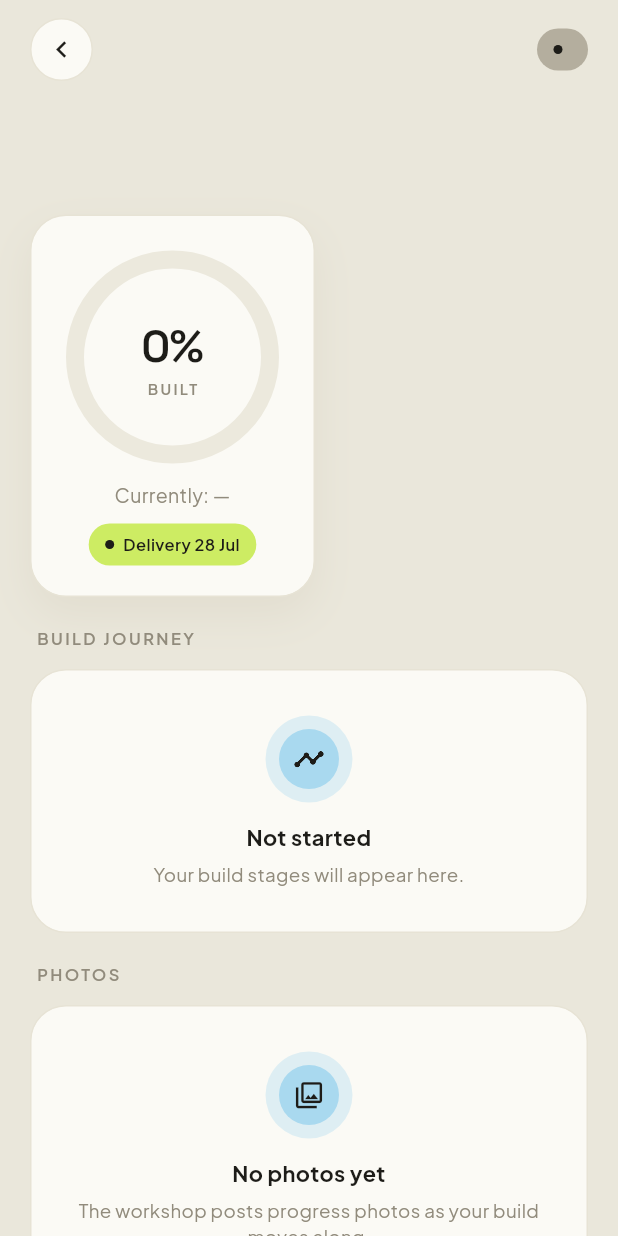
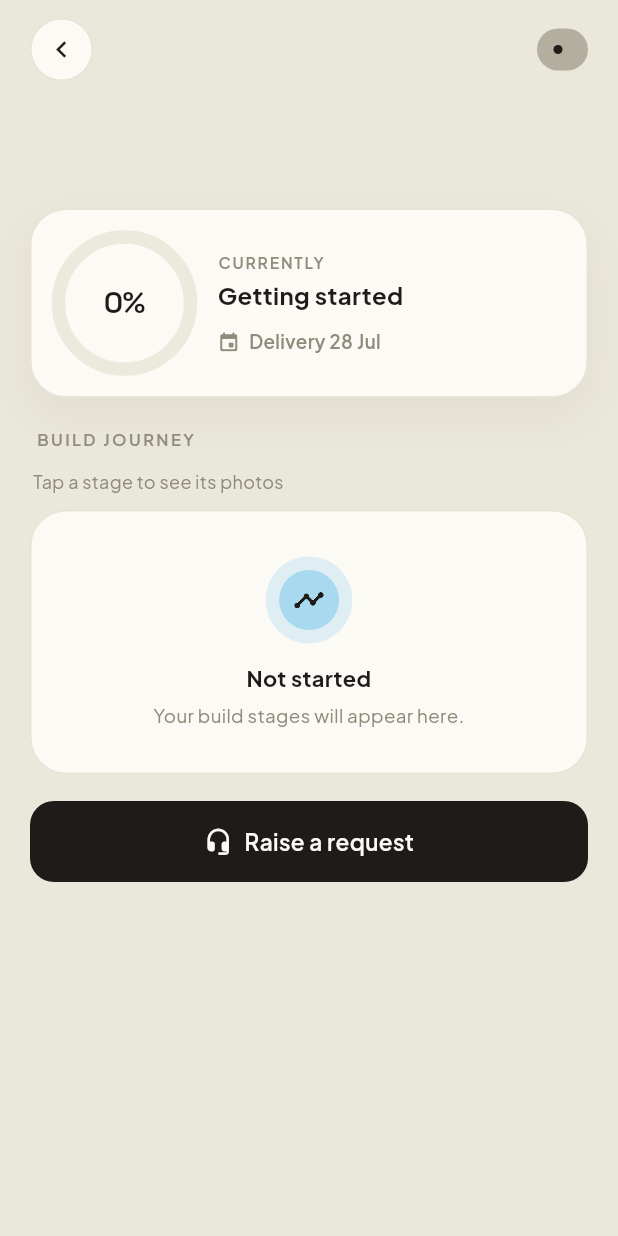
Before and after one commit to ShivanshPande19/BuildTrack, a Flutter app: the ClientTruckDetail screen opened directly with empty values, on a phone screen of 412 x 824 dp. Run offline on Flutter 3.47's test engine with Material 3 defaults, Android fonts, the phone set to English and light mode, and no system bars; our stand-ins replace flutter_riverpod, go_router, google_fonts, supabase_flutter; accounts and stored records are empty.

Commit message:
Client UX: per-stage photos (tap stage in build journey), compact horizontal progress, hide empty doc section

```diff
--- a/app/lib/features/client/truck_detail.dart
+++ b/app/lib/features/client/truck_detail.dart
@@ -7,9 +7,10 @@ import '../../data/repositories.dart';
 import '../../shared/widgets.dart';
 import 'raise_request.dart';
 import 'approve_design.dart';
+import 'client_stage.dart';
 
-/// Client — everything about ONE truck in a single screen:
-/// progress + current stage + build journey + photos + documents + raise request.
+/// Client — one truck: progress + current stage + build journey (tap a stage for
+/// its photos) + documents. Everything about the truck in one clean screen.
 class ClientTruckDetail extends ConsumerWidget {
   final Project project;
   const ClientTruckDetail({super.key, required this.project});
@@ -31,7 +32,6 @@ class ClientTruckDetail extends ConsumerWidget {
   @override
   Widget build(BuildContext context, WidgetRef ref) {
     final detail = ref.watch(projectDetailProvider(project.id));
-    final photos = ref.watch(truckPhotosProvider(project.id)).valueOrNull ?? [];
     final docs = ref.watch(truckDocsProvider(project.id)).valueOrNull ?? [];
     final designs = ref.watch(truckDesignsProvider(project.id)).valueOrNull ?? [];
     final pending = designs.where((d) => d.status == 'pending_approval').toList();
@@ -40,13 +40,11 @@ class ClientTruckDetail extends ConsumerWidget {
     return Scaffold(
       body: SafeArea(child: RefreshIndicator(
         onRefresh: () async {
-          ref.invalidate(truckPhotosProvider(project.id));
           ref.invalidate(truckDocsProvider(project.id));
           ref.invalidate(truckDesignsProvider(project.id));
           return ref.refresh(projectDetailProvider(project.id).future);
         },
         child: ListView(padding: const EdgeInsets.fromLTRB(20, 12, 20, 30), children: [
-          // header
           Row(mainAxisAlignment: MainAxisAlignment.spaceBetween, children: [
             GestureDetector(
               behavior: HitTestBehavior.opaque,
@@ -58,8 +56,7 @@ class ClientTruckDetail extends ConsumerWidget {
             StatusPill(s.label, color: s.color, dark: project.status == 'delivered'),
           ]),
           const SizedBox(height: 14),
-          Text(project.name, style: display(27, w: FontWeight.w600)),
-          const SizedBox(height: 2),
+          Text(project.name, style: display(26, w: FontWeight.w600)),
           Text(project.code, style: const TextStyle(color: BT.mut, fontSize: 12.5)),
           const SizedBox(height: 16),
 
@@ -69,23 +66,30 @@ class ClientTruckDetail extends ConsumerWidget {
             data: (d) {
               final cur = d.currentStage;
               return Column(crossAxisAlignment: CrossAxisAlignment.start, children: [
-                // progress ring
-                AppCard(padding: const EdgeInsets.all(20), child: Column(children: [
-                  SizedBox(width: 148, height: 148, child: Stack(alignment: Alignment.center, children: [
-                    SizedBox(width: 130, height: 130, child: CircularProgressIndicator(
-                      value: d.project.progressPct.clamp(0, 100) / 100, strokeWidth: 12, backgroundColor: BT.track, valueColor: const AlwaysStoppedAnimation(BT.lime))),
-                    Column(mainAxisSize: MainAxisSize.min, children: [
-                      Text('${d.project.progressPct}%', style: display(30, w: FontWeight.w600)),
-                      const Text('BUILT', style: TextStyle(fontSize: 10, letterSpacing: 1.5, color: BT.mut, fontWeight: FontWeight.w600)),
+                // compact progress card (ring + info, no empty sides)
+                AppCard(padding: const EdgeInsets.all(18), child: Row(children: [
+                  SizedBox(width: 88, height: 88, child: Stack(alignment: Alignment.center, children: [
+                    SizedBox(width: 88, height: 88, child: CircularProgressIndicator(
+                      value: d.project.progressPct.clamp(0, 100) / 100, strokeWidth: 9,
+                      backgroundColor: BT.track, valueColor: const AlwaysStoppedAnimation(BT.lime))),
+                    Text('${d.project.progressPct}%', style: display(20, w: FontWeight.w600)),
+                  ])),
+                  const SizedBox(width: 18),
+                  Expanded(child: Column(crossAxisAlignment: CrossAxisAlignment.start, children: [
+                    const Text('CURRENTLY', style: TextStyle(fontSize: 10.5, letterSpacing: 1.2, color: BT.mut, fontWeight: FontWeight.w600)),
+                    const SizedBox(height: 3),
+                    Text(cur?.name ?? 'Getting started', style: const TextStyle(fontWeight: FontWeight.w700, fontSize: 16)),
+                    const SizedBox(height: 10),
+                    Row(children: [
+                      const Icon(Icons.event_rounded, size: 15, color: BT.mut),
+                      const SizedBox(width: 6),
+                      Text('Delivery ${d.targetDelivery == null ? '—' : _fmt.format(d.targetDelivery!)}',
+                        style: const TextStyle(fontSize: 12.5, color: BT.mut, fontWeight: FontWeight.w600)),
                     ]),
                   ])),
-                  const SizedBox(height: 8),
-                  Text('Currently: ${cur?.name ?? '—'}', style: const TextStyle(color: BT.mut, fontSize: 13)),
-                  const SizedBox(height: 10),
-                  StatusPill('Delivery ${d.targetDelivery == null ? '—' : _fmt.format(d.targetDelivery!)}', color: BT.lime),
                 ])),
 
-                // design approval
+                // design approval CTA
                 if (pending.isNotEmpty) ...[
                   const SizedBox(height: 12),
                   ...pending.map((dz) => Padding(padding: const EdgeInsets.only(bottom: 10), child: GestureDetector(
@@ -95,8 +99,8 @@ class ClientTruckDetail extends ConsumerWidget {
                       decoration: BoxDecoration(gradient: const LinearGradient(colors: [Color(0xFFFBE9F1), Color(0xFFFBFAF5)]),
                         borderRadius: BorderRadius.circular(20), border: Border.all(color: const Color(0xFFF2D3E1))),
                       child: Row(children: [
-                        Container(width: 44, height: 44, alignment: Alignment.center, decoration: BoxDecoration(color: BT.pink, borderRadius: BorderRadius.circular(13)),
-                          child: const Icon(Icons.edit_rounded, size: 20, color: Color(0xFF4A2438))),
+                        Container(width: 42, height: 42, alignment: Alignment.center, decoration: BoxDecoration(color: BT.pink, borderRadius: BorderRadius.circular(13)),
+                          child: const Icon(Icons.edit_rounded, size: 19, color: Color(0xFF4A2438))),
                         const SizedBox(width: 13),
                         Expanded(child: Column(crossAxisAlignment: CrossAxisAlignment.start, children: [
                           Text('Approve ${dz.type} design', style: const TextStyle(fontWeight: FontWeight.w600, fontSize: 14)),
@@ -108,45 +112,24 @@ class ClientTruckDetail extends ConsumerWidget {
                   ))),
                 ],
 
-                // build journey
                 const SectionLabel('Build journey'),
+                const Padding(padding: EdgeInsets.only(left: 2, bottom: 10),
+                  child: Text('Tap a stage to see its photos', style: TextStyle(color: BT.mut, fontSize: 12))),
                 if (d.stages.isEmpty)
                   const EmptyState(icon: Icons.timeline_rounded, tint: BT.sky, title: 'Not started', subtitle: 'Your build stages will appear here.')
                 else
-                  ...List.generate(d.stages.length, (i) => _tl(d.stages[i], i == d.stages.length - 1)),
+                  ...List.generate(d.stages.length, (i) => _stageTile(context, d.stages[i], i == d.stages.length - 1)),
               ]);
             },
           ),
 
-          // photos
-          const SectionLabel('Photos'),
-          if (photos.isEmpty)
-            const EmptyState(icon: Icons.photo_library_outlined, tint: BT.sky, title: 'No photos yet', subtitle: 'The workshop posts progress photos as your build moves along.')
-          else
-            SizedBox(height: 150, child: ListView.separated(
-              scrollDirection: Axis.horizontal, itemCount: photos.length,
-              separatorBuilder: (_, __) => const SizedBox(width: 12),
-              itemBuilder: (_, i) => ClipRRect(borderRadius: BorderRadius.circular(16), child: SizedBox(width: 200, child: Stack(fit: StackFit.expand, children: [
-                Container(color: BT.card2),
-                Image.network(photos[i].url, fit: BoxFit.cover,
-                  loadingBuilder: (c, w, prog) => prog == null ? w : const Center(child: CircularProgressIndicator(color: BT.mut2, strokeWidth: 2)),
-                  errorBuilder: (c, e, st) => const Center(child: Icon(Icons.image_not_supported_outlined, color: BT.mut2))),
-                if (photos[i].caption != null) Positioned(left: 0, right: 0, bottom: 0, child: Container(
-                  padding: const EdgeInsets.fromLTRB(10, 16, 10, 8),
-                  decoration: const BoxDecoration(gradient: LinearGradient(begin: Alignment.topCenter, end: Alignment.bottomCenter, colors: [Colors.transparent, Color(0xCC000000)])),
-                  child: Text(photos[i].caption!, maxLines: 1, overflow: TextOverflow.ellipsis, style: const TextStyle(color: Colors.white, fontSize: 11.5, fontWeight: FontWeight.w600)))),
-              ]))),
-            )),
-
-          // documents
-          const SectionLabel('Documents'),
-          if (docs.isEmpty)
-            const EmptyState(icon: Icons.description_outlined, tint: BT.lav, title: 'No documents yet', subtitle: 'Contract, invoices and warranty pack will show here.')
-          else
+          // documents — only when there are any (no empty card / dead space)
+          if (docs.isNotEmpty) ...[
+            const SectionLabel('Documents'),
             ...docs.map((doc) => Padding(padding: const EdgeInsets.only(bottom: 11),
               child: AppCard(padding: const EdgeInsets.symmetric(horizontal: 16, vertical: 14), child: Row(children: [
-                Container(width: 46, height: 46, alignment: Alignment.center, decoration: BoxDecoration(color: BT.card2, borderRadius: BorderRadius.circular(13)),
-                  child: const Icon(Icons.description_rounded, size: 21, color: BT.ink)),
+                Container(width: 44, height: 44, alignment: Alignment.center, decoration: BoxDecoration(color: BT.card2, borderRadius: BorderRadius.circular(13)),
+                  child: const Icon(Icons.description_rounded, size: 20, color: BT.ink)),
                 const SizedBox(width: 13),
                 Expanded(child: Text(_docLabel[doc.type] ?? doc.type, style: const TextStyle(fontWeight: FontWeight.w600, fontSize: 14))),
                 doc.available
@@ -156,6 +139,7 @@ class ClientTruckDetail extends ConsumerWidget {
                   : const StatusPill('Soon', color: BT.amber),
               ]))),
             ),
+          ],
 
           const SizedBox(height: 18),
           PrimaryButton('Raise a request', icon: Icons.headset_mic_rounded, bg: BT.ink, fg: BT.card,
@@ -165,7 +149,7 @@ class ClientTruckDetail extends ConsumerWidget {
     );
   }
 
-  Widget _tl(Stage s, bool isLast) {
+  Widget _stageTile(BuildContext context, Stage s, bool isLast) {
     final done = s.status == 'done';
     final now = s.status == 'in_progress';
     final sub = switch (s.status) {
@@ -175,20 +159,37 @@ class ClientTruckDetail extends ConsumerWidget {
     };
     Widget dot;
     if (done) {
-      dot = Container(width: 22, height: 22, alignment: Alignment.center, decoration: const BoxDecoration(color: BT.lime, shape: BoxShape.circle), child: const Icon(Icons.check_rounded, size: 13, color: BT.ink));
+      dot = Container(width: 24, height: 24, alignment: Alignment.center, decoration: const BoxDecoration(color: BT.lime, shape: BoxShape.circle), child: const Icon(Icons.check_rounded, size: 14, color: BT.ink));
     } else if (now) {
-      dot = Container(width: 22, height: 22, alignment: Alignment.center, decoration: const BoxDecoration(color: BT.ink, shape: BoxShape.circle), child: Container(width: 7, height: 7, decoration: const BoxDecoration(color: BT.lime, shape: BoxShape.circle)));
+      dot = Container(width: 24, height: 24, alignment: Alignment.center, decoration: const BoxDecoration(color: BT.ink, shape: BoxShape.circle), child: Container(width: 8, height: 8, decoration: const BoxDecoration(color: BT.lime, shape: BoxShape.circle)));
     } else {
-      dot = Container(width: 22, height: 22, decoration: BoxDecoration(color: BT.card2, shape: BoxShape.circle, border: Border.all(color: BT.line, width: 1.5)));
+      dot = Container(width: 24, height: 24, decoration: BoxDecoration(color: BT.card2, shape: BoxShape.circle, border: Border.all(color: BT.line, width: 1.5)));
     }
     return IntrinsicHeight(child: Row(crossAxisAlignment: CrossAxisAlignment.stretch, children: [
-      Column(children: [dot, if (!isLast) Expanded(child: Container(width: 2, color: BT.line, margin: const EdgeInsets.symmetric(vertical: 2)))]),
-      const SizedBox(width: 14),
-      Expanded(child: Padding(padding: EdgeInsets.only(bottom: isLast ? 0 : 20, top: 1), child: Column(crossAxisAlignment: CrossAxisAlignment.start, children: [
-        Text(s.name, style: TextStyle(fontSize: 15, fontWeight: (done || now) ? FontWeight.w600 : FontWeight.w500, color: (done || now) ? BT.ink : BT.mut2)),
-        const SizedBox(height: 2),
-        Text(sub, style: const TextStyle(fontSize: 11.5, color: BT.mut)),
-      ]))),
+      Column(children: [dot, if (!isLast) Expanded(child: Container(width: 2, color: BT.line, margin: const EdgeInsets.symmetric(vertical: 3)))]),
+      const SizedBox(width: 13),
+      Expanded(child: Padding(padding: EdgeInsets.only(bottom: isLast ? 0 : 10),
+        child: GestureDetector(
+          behavior: HitTestBehavior.opaque,
+          onTap: () => Navigator.of(context).push(MaterialPageRoute(builder: (_) => ClientStageDetail(stage: s))),
+          child: Container(
+            padding: const EdgeInsets.symmetric(horizontal: 14, vertical: 12),
+            decoration: BoxDecoration(color: BT.card, borderRadius: BorderRadius.circular(16), border: Border.all(color: BT.line)),
+            child: Row(children: [
+              Expanded(child: Column(crossAxisAlignment: CrossAxisAlignment.start, children: [
+                Text(s.name, style: TextStyle(fontSize: 14.5, fontWeight: (done || now) ? FontWeight.w600 : FontWeight.w500, color: (done || now) ? BT.ink : BT.mut)),
+                const SizedBox(height: 2),
+                Text(sub, style: const TextStyle(fontSize: 11.5, color: BT.mut)),
+              ])),
+              Row(mainAxisSize: MainAxisSize.min, children: const [
+                Icon(Icons.photo_library_outlined, size: 16, color: BT.mut2),
+                SizedBox(width: 4),
+                Icon(Icons.chevron_right_rounded, size: 18, color: BT.mut2),
+              ]),
+            ]),
+          ),
+        ),
+      )),
     ]));
   }
 }
```
Also changed, not shown: app/lib/data/repositories.dart (+11 -0 lines), app/lib/features/client/client_stage.dart (added, +86 -0 lines).
